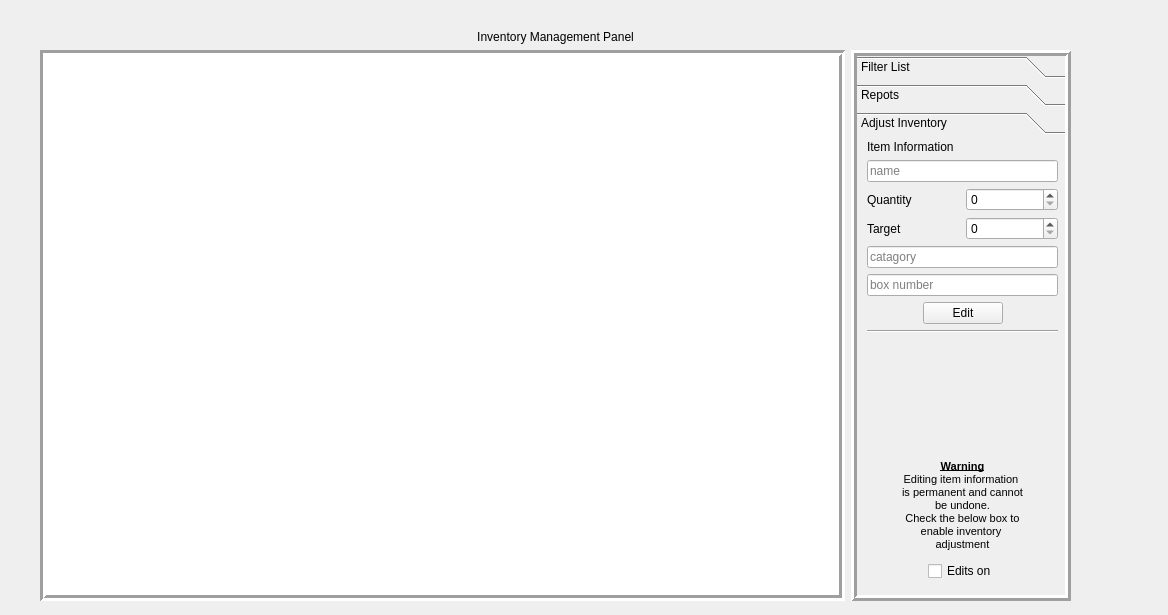
First picture: the form in src/reportsView.ui, repository rbaker26/BigBlueBox, before the edit.
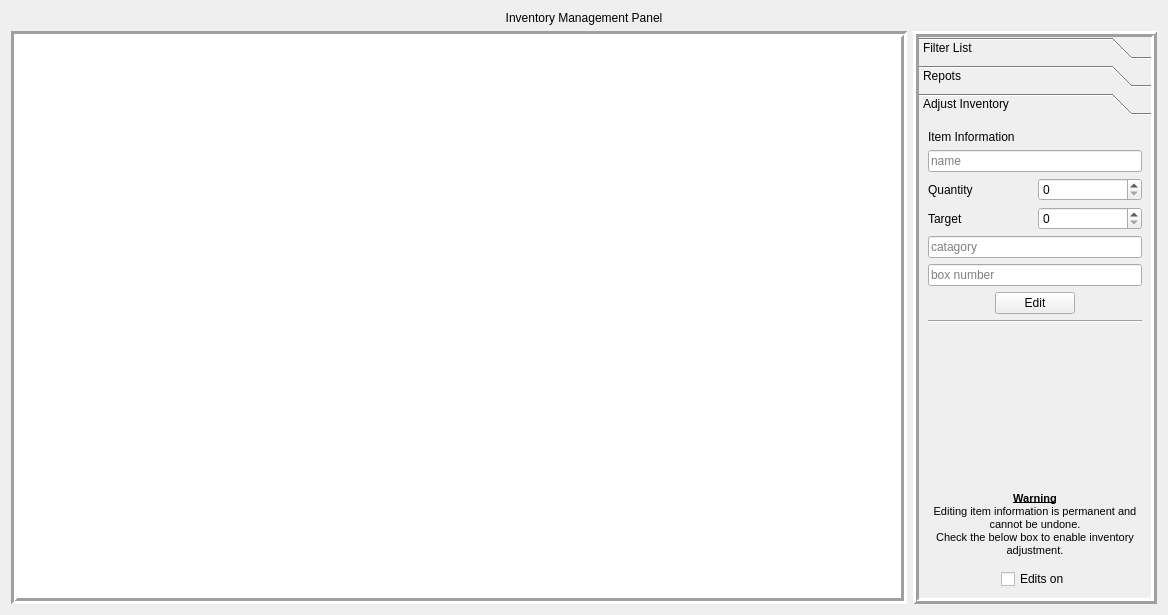
Second picture: the form after the edit. The open tabs and pages were chosen to show the change.

Commit message: enabled resize

Diff of the .ui file:
```diff
--- a/src/reportsView.ui
+++ b/src/reportsView.ui
@@ -25,15 +25,8 @@
   <property name="styleSheet">
    <string notr="true">font: 8pt &quot;Segoe UI&quot;;</string>
   </property>
-  <widget class="QWidget" name="layoutWidget">
-   <property name="geometry">
-    <rect>
-     <x>40</x>
-     <y>30</y>
-     <width>1031</width>
-     <height>571</height>
-    </rect>
-   </property>
+  <layout class="QVBoxLayout" name="verticalLayout_3">
+   <item>
    <layout class="QVBoxLayout" name="verticalLayout">
     <item>
      <widget class="QLabel" name="label">
@@ -109,8 +102,8 @@
           <rect>
            <x>0</x>
            <y>0</y>
-           <width>207</width>
-           <height>451</height>
+            <width>232</width>
+            <height>477</height>
           </rect>
          </property>
          <property name="acceptDrops">
@@ -175,46 +168,37 @@
           <rect>
            <x>0</x>
            <y>0</y>
-           <width>207</width>
-           <height>451</height>
+            <width>232</width>
+            <height>477</height>
           </rect>
          </property>
          <attribute name="label">
           <string>Repots</string>
          </attribute>
-         <widget class="QTimeEdit" name="timeEdit">
-          <property name="geometry">
-           <rect>
-            <x>20</x>
-            <y>90</y>
-            <width>118</width>
-            <height>22</height>
-           </rect>
-          </property>
-         </widget>
+          <layout class="QVBoxLayout" name="verticalLayout_4">
+           <item>
+            <widget class="QTimeEdit" name="timeEdit"/>
+           </item>
+          </layout>
         </widget>
         <widget class="QWidget" name="toolBoxPage3">
          <property name="geometry">
           <rect>
            <x>0</x>
            <y>0</y>
-           <width>207</width>
-           <height>451</height>
+            <width>232</width>
+            <height>477</height>
           </rect>
          </property>
          <attribute name="label">
           <string>Adjust Inventory</string>
          </attribute>
-         <widget class="QWidget" name="">
-          <property name="geometry">
-           <rect>
-            <x>10</x>
-            <y>0</y>
-            <width>191</width>
-            <height>441</height>
-           </rect>
-          </property>
+          <layout class="QVBoxLayout" name="verticalLayout_5">
+           <item>
           <layout class="QVBoxLayout" name="verticalLayout_editItemInfo">
+             <property name="sizeConstraint">
+              <enum>QLayout::SetNoConstraint</enum>
+             </property>
            <item>
             <widget class="QLabel" name="label_4">
              <property name="text">
@@ -342,15 +326,15 @@
               <bool>true</bool>
              </property>
              <property name="sizePolicy">
-              <sizepolicy hsizetype="Expanding" vsizetype="Preferred">
-               <horstretch>0</horstretch>
+                <sizepolicy hsizetype="Expanding" vsizetype="Expanding">
+                 <horstretch>1</horstretch>
                <verstretch>1</verstretch>
               </sizepolicy>
              </property>
              <property name="maximumSize">
               <size>
                <width>16777215</width>
-               <height>99</height>
+                 <height>75</height>
               </size>
              </property>
              <property name="autoFillBackground">
@@ -368,12 +352,8 @@
 p, li { white-space: pre-wrap; }
 &lt;/style&gt;&lt;/head&gt;&lt;body style=&quot; font-family:'Segoe UI'; font-size:8pt; font-weight:400; font-style:normal;&quot;&gt;
 &lt;p align=&quot;center&quot; style=&quot; margin-top:0px; margin-bottom:0px; margin-left:0px; margin-right:0px; -qt-block-indent:0; text-indent:0px;&quot;&gt;&lt;span style=&quot; font-weight:600; text-decoration: underline;&quot;&gt;Warning&lt;/span&gt;&lt;/p&gt;
-&lt;p align=&quot;center&quot; style=&quot; margin-top:0px; margin-bottom:0px; margin-left:0px; margin-right:0px; -qt-block-indent:0; text-indent:0px;&quot;&gt;Editing item information &lt;/p&gt;
-&lt;p align=&quot;center&quot; style=&quot; margin-top:0px; margin-bottom:0px; margin-left:0px; margin-right:0px; -qt-block-indent:0; text-indent:0px;&quot;&gt;is permanent and cannot&lt;/p&gt;
-&lt;p align=&quot;center&quot; style=&quot; margin-top:0px; margin-bottom:0px; margin-left:0px; margin-right:0px; -qt-block-indent:0; text-indent:0px;&quot;&gt;be undone.&lt;/p&gt;
-&lt;p align=&quot;center&quot; style=&quot; margin-top:0px; margin-bottom:0px; margin-left:0px; margin-right:0px; -qt-block-indent:0; text-indent:0px;&quot;&gt;Check the below box to&lt;/p&gt;
-&lt;p align=&quot;center&quot; style=&quot; margin-top:0px; margin-bottom:0px; margin-left:0px; margin-right:0px; -qt-block-indent:0; text-indent:0px;&quot;&gt;enable inventory &lt;/p&gt;
-&lt;p align=&quot;center&quot; style=&quot; margin-top:0px; margin-bottom:0px; margin-left:0px; margin-right:0px; -qt-block-indent:0; text-indent:0px;&quot;&gt;adjustment&lt;/p&gt;&lt;/body&gt;&lt;/html&gt;</string>
+&lt;p align=&quot;center&quot; style=&quot; margin-top:0px; margin-bottom:0px; margin-left:0px; margin-right:0px; -qt-block-indent:0; text-indent:0px;&quot;&gt;Editing item information is permanent and cannot be undone.&lt;/p&gt;
+&lt;p align=&quot;center&quot; style=&quot; margin-top:0px; margin-bottom:0px; margin-left:0px; margin-right:0px; -qt-block-indent:0; text-indent:0px;&quot;&gt;Check the below box to enable inventory adjustment.&lt;/p&gt;&lt;/body&gt;&lt;/html&gt;</string>
              </property>
             </widget>
            </item>
@@ -418,14 +398,16 @@
             </layout>
            </item>
           </layout>
+           </item>
+          </layout>
          </widget>
         </widget>
-       </widget>
       </item>
      </layout>
     </item>
    </layout>
-  </widget>
+   </item>
+  </layout>
  </widget>
  <resources/>
  <connections/>
```
Lines whose indentation alone changed are shown as unchanged. The commit also changes 2 other files.
